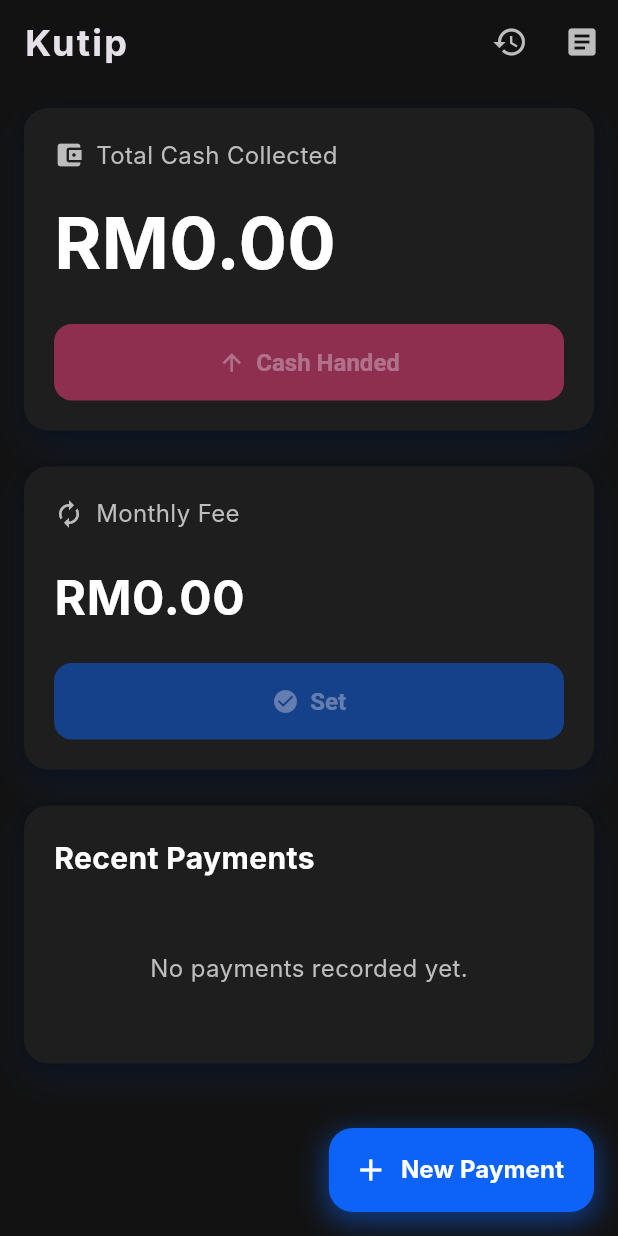
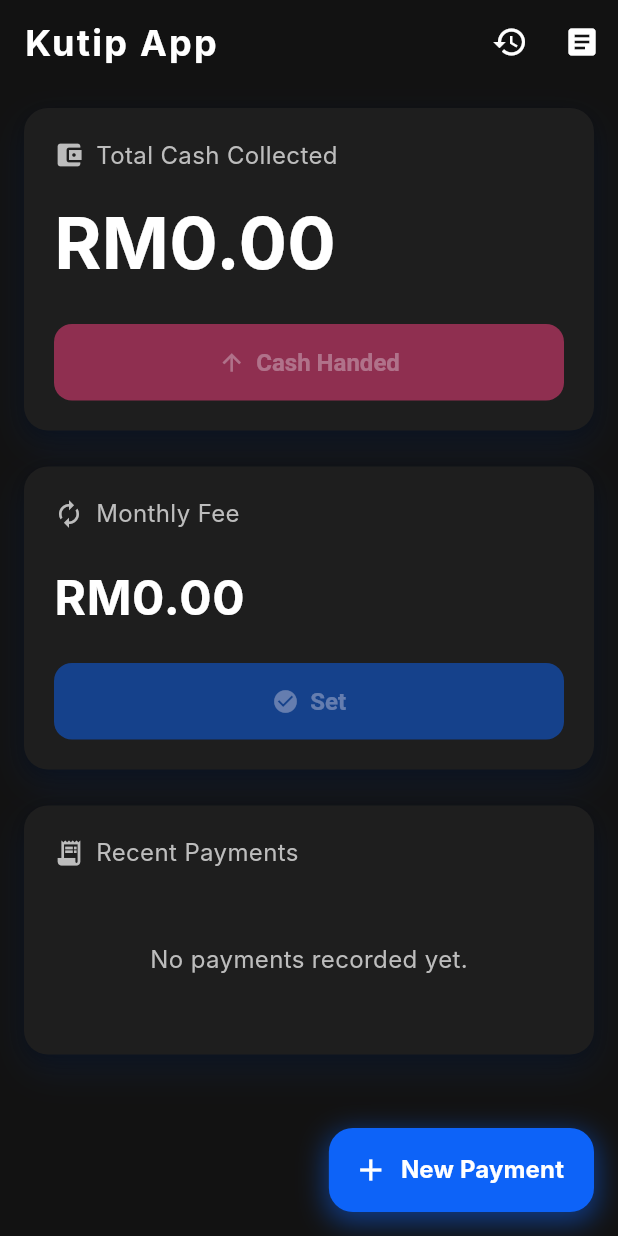
Before and after one commit to EhsanFadhli/KutipApp, a Flutter app: the screen it shows after launch, on a phone screen of 412 x 824 dp. Run offline on Flutter 3.47's test engine with Material 3 defaults, Android fonts, the light colour scheme and no system bars; our stand-ins replace shared_preferences; Roboto replaces fonts that are missing (Inter).

Commit message:
Follow up upd

```diff
--- a/lib/main.dart
+++ b/lib/main.dart
@@ -132,16 +132,17 @@ class _DashboardScreenState extends State<DashboardScreen> {
           backgroundColor: kBackground,
           elevation: 0,
           title: const Text(
-            'Kutip',
+            'Kutip App',
             style: TextStyle(
               fontWeight: FontWeight.bold,
               fontSize: 24,
               letterSpacing: 1.5,
+              color: Colors.white,
             ),
           ),
           actions: [
             IconButton(
-              icon: const Icon(Icons.history, color: kSubtleText),
+              icon: const Icon(Icons.history, color: Colors.white),
               onPressed: () => Navigator.push(
                 context,
                 MaterialPageRoute(
@@ -150,7 +151,7 @@ class _DashboardScreenState extends State<DashboardScreen> {
               ),
             ),
             IconButton(
-              icon: const Icon(Icons.article, color: kSubtleText),
+              icon: const Icon(Icons.article, color: Colors.white),
               onPressed: () => Navigator.push(
                 context,
                 MaterialPageRoute(builder: (context) => const LogsPage()),
@@ -295,19 +296,25 @@ class _MonthlyFeeCardState extends State<MonthlyFeeCard> {
 
   void _onFocusChange() {
     if (_feeFocusNode.hasFocus) {
+      // When the field gains focus, select all the text.
       _feeController.selection = TextSelection(
         baseOffset: 0,
         extentOffset: _feeController.text.length,
       );
     } else {
-      // Revert to the saved value if the user clicks away
-      // without saving.
-      if (_isFeeChanged) {
+      // When focus is lost, we introduce a small delay.
+      // This allows the button's onPressed to fire before we check
+      // if we should revert the text.
+      Future.delayed(const Duration(milliseconds: 100), () {
+        // If a save hasn't happened, _isFeeChanged will still be true.
+        // We also need to check if the widget is still in the tree.
+        if (mounted && _isFeeChanged) {
           setState(() {
             _feeController.text = _formatCurrency(_savedFeeInCents);
             _isFeeChanged = false;
           });
         }
+      });
     }
   }
 
@@ -471,13 +478,15 @@ class RecentPaymentsSection extends StatelessWidget {
       child: Column(
         crossAxisAlignment: CrossAxisAlignment.start,
         children: [
-          const Text(
+          const Row(
+            children: [
+              Icon(Icons.receipt_long, color: kSubtleText, size: 20),
+              SizedBox(width: 8),
+              Text(
                 'Recent Payments',
-            style: TextStyle(
-              fontSize: 20,
-              fontWeight: FontWeight.bold,
-              color: kPrimaryText,
+                style: TextStyle(color: kSubtleText, fontSize: 16),
               ),
+            ],
           ),
           const SizedBox(height: 16),
           if (payments.isEmpty)
```
Lines whose indentation alone changed are shown as unchanged.
